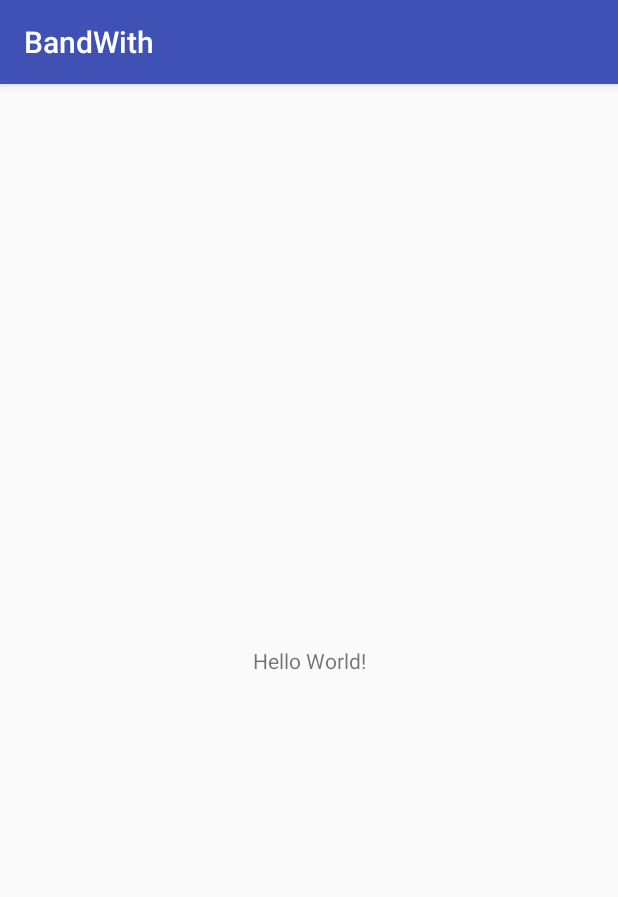
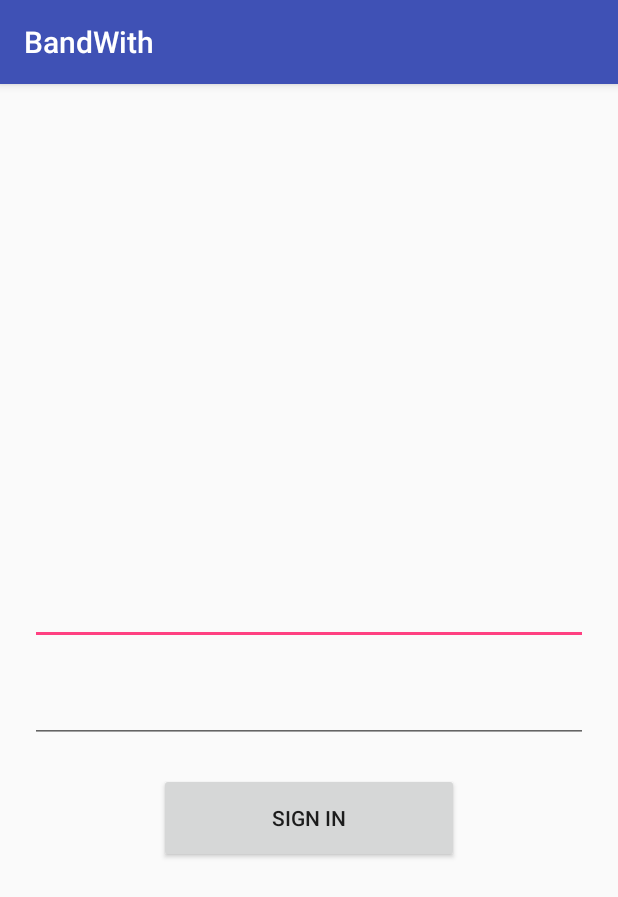
Before and after one commit to ritvikkar/BandWith, an Android app: the screen it shows after launch (MainActivity), on a phone screen of 412 x 824 dp. Shown: the top 897 px of the screen. Run offline under Robolectric (Android 15) with nearby library versions, the phone set to English and light mode, and no system bars.

Commit message:
Added basic xml for testing

```diff
--- a/app/src/main/res/layout/activity_main.xml
+++ b/app/src/main/res/layout/activity_main.xml
@@ -1,18 +1,35 @@
 <?xml version="1.0" encoding="utf-8"?>
-<android.support.constraint.ConstraintLayout xmlns:android="http://schemas.android.com/apk/res/android"
+<LinearLayout xmlns:android="http://schemas.android.com/apk/res/android"
     xmlns:app="http://schemas.android.com/apk/res-auto"
     xmlns:tools="http://schemas.android.com/tools"
     android:layout_width="match_parent"
     android:layout_height="match_parent"
+    android:gravity="center"
+    android:orientation="vertical"
     tools:context="com.ritvikkar.bandwith.MainActivity">
+
+    <EditText
+        android:layout_width="match_parent"
+        android:layout_height="wrap_content"
+        android:layout_marginLeft="20dp"
+        android:layout_marginRight="20dp"
+        android:layout_marginTop="100dp"
+        android:layout_marginBottom="20dp"/>
+
+    <EditText
+        android:layout_width="match_parent"
+        android:layout_height="wrap_content"
+        android:layout_marginLeft="20dp"
+        android:layout_marginRight="20dp"
+        android:layout_marginBottom="20dp"/>
+
+    <Button
+        android:layout_width="200dp"
+        android:layout_height="60dp"
+        android:text="Sign In"/>
 
     <TextView
         android:layout_width="wrap_content"
-        android:layout_height="wrap_content"
-        android:text="Hello World!"
-        app:layout_constraintBottom_toBottomOf="parent"
-        app:layout_constraintLeft_toLeftOf="parent"
-        app:layout_constraintRight_toRightOf="parent"
-        app:layout_constraintTop_toTopOf="parent" />
+        android:layout_height="wrap_content" />
 
-</android.support.constraint.ConstraintLayout>
+</LinearLayout>
```
